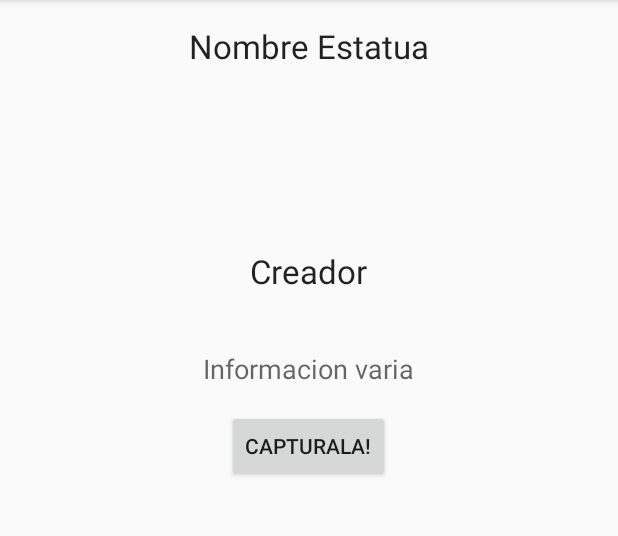
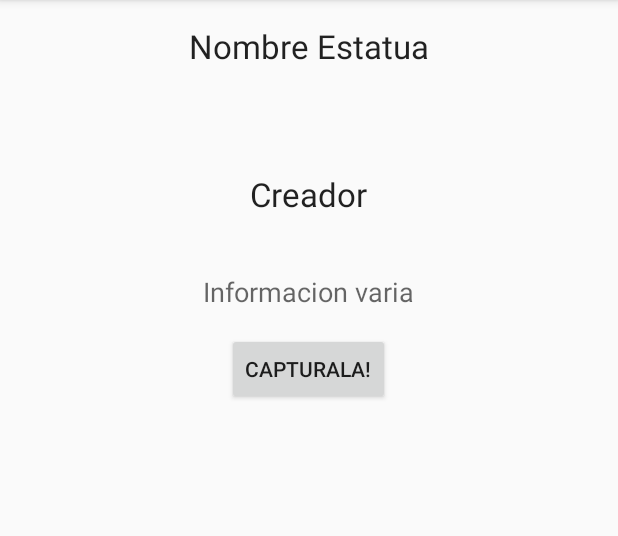
Before and after one commit to fabka/javewaze, an Android app: the EstatuaActivity screen opened directly, with no data from a screen before it, on a phone screen of 412 x 824 dp, the part 84-620 px from its top. Run offline under Robolectric (Android 15) with nearby library versions, the phone set to English and light mode, and no system bars; 1 statement that could not run was skipped.

Commit message:
arreglando estilos

```diff
--- a/app/src/main/java/fabi/javewaze/GPSTracker.java
+++ b/app/src/main/java/fabi/javewaze/GPSTracker.java
@@ -209,13 +209,13 @@ public class GPSTracker extends Service implements LocationListener {
             lon = lon * -60;
         }
 
-        /*if(!primerPlano()) {
+        if(!primerPlano()) {
             notificationBuilder("Holi", ObraActivity.class, 1);
         }else if (ObraActivity.isActivityVisible() == false){
-            Intent i = new Intent(mContext , ObraActivity.class);
+            Intent i = new Intent(mContext , CafeteriaActivity.class);
             i.putExtra("id" , 2);
             mContext.startActivity(i);
-        }*/
+        }
 
         for(MainActivity.Evento e : MainActivity.getSistema().eventos){
                 String estado = MainActivity.getSistema().persona.estado;
--- a/app/src/main/res/layout/activity_estatua.xml
+++ b/app/src/main/res/layout/activity_estatua.xml
@@ -9,6 +9,11 @@
     android:paddingTop="@dimen/activity_vertical_margin"
     tools:context="fabi.javewaze.EstatuaActivity">
 
+    <LinearLayout
+        android:orientation="vertical"
+        android:layout_width="match_parent"
+        android:layout_height="match_parent">
+
         <TextView
             android:layout_width="wrap_content"
             android:layout_height="wrap_content"
@@ -16,7 +21,8 @@
             android:text="Nombre Estatua"
             android:id="@+id/textView"
             android:layout_alignParentTop="true"
-        android:layout_centerHorizontal="true" />
+            android:layout_centerHorizontal="true"
+            android:layout_gravity="center_horizontal" />
 
         <LinearLayout
             android:orientation="horizontal"
@@ -29,33 +35,23 @@
             android:layout_marginTop="29dp"
             android:layout_toStartOf="@+id/textView2"
             android:weightSum="1"
-        android:layout_toLeftOf="@+id/textView2">
+            android:layout_toLeftOf="@+id/textView2"
+            android:layout_gravity="center">
 
             <ImageView
                 android:layout_width="wrap_content"
-            android:layout_height="60dp"
+                android:layout_height="wrap_content"
                 android:id="@+id/imageEstatua_image_estatua"
                 android:layout_marginTop="15dp"
                 android:layout_below="@+id/textView"
                 android:layout_alignLeft="@+id/imageFoto_image_estatua"
                 android:layout_alignStart="@+id/imageFoto_image_estatua"
-            android:layout_weight="0.45" />
-    </LinearLayout>
-
-    <LinearLayout
-        android:orientation="horizontal"
-        android:layout_width="match_parent"
-        android:layout_height="wrap_content"
-        android:layout_alignTop="@+id/linearLayout"
-        android:layout_toEndOf="@+id/textView2"
-        android:id="@+id/linearLayout2"
-        android:layout_toRightOf="@+id/textView2"
-        android:weightSum="1"
-        android:layout_alignBottom="@+id/linearLayout">
+                android:layout_weight="0.45"
+                android:layout_gravity="center" />
 
             <ImageView
                 android:layout_width="wrap_content"
-            android:layout_height="60dp"
+                android:layout_height="wrap_content"
                 android:id="@+id/imageFoto_image_estatua"
                 android:layout_marginTop="24dp"
                 android:layout_below="@+id/button"
@@ -70,8 +66,9 @@
             android:text="Creador"
             android:id="@+id/textView2"
             android:layout_marginTop="16dp"
-        android:layout_below="@+id/linearLayout2"
-        android:layout_centerHorizontal="true" />
+            android:layout_centerHorizontal="true"
+            android:layout_alignTop="@+id/linearLayout"
+            android:layout_gravity="center" />
 
         <TextView
             android:layout_width="wrap_content"
@@ -81,7 +78,8 @@
             android:id="@+id/textView5"
             android:layout_below="@+id/textView2"
             android:layout_centerHorizontal="true"
-        android:layout_marginTop="38dp" />
+            android:layout_marginTop="38dp"
+            android:layout_gravity="center_horizontal" />
 
         <Button
             android:layout_width="wrap_content"
@@ -91,7 +89,9 @@
             android:layout_marginTop="15dp"
             android:onClick="click"
             android:layout_below="@+id/textView5"
-        android:layout_centerHorizontal="true" />
+            android:layout_centerHorizontal="true"
+            android:layout_gravity="center_horizontal" />
+    </LinearLayout>
 
 
 </RelativeLayout>
```
Also changed, not shown: app/src/main/java/fabi/javewaze/CafeteriaActivity.java (+7 -0 lines), app/src/main/java/fabi/javewaze/EstatuaActivity.java (+8 -0 lines), app/src/main/java/fabi/javewaze/ObraActivity.java (+7 -0 lines). Lines whose indentation alone changed are shown as unchanged.
